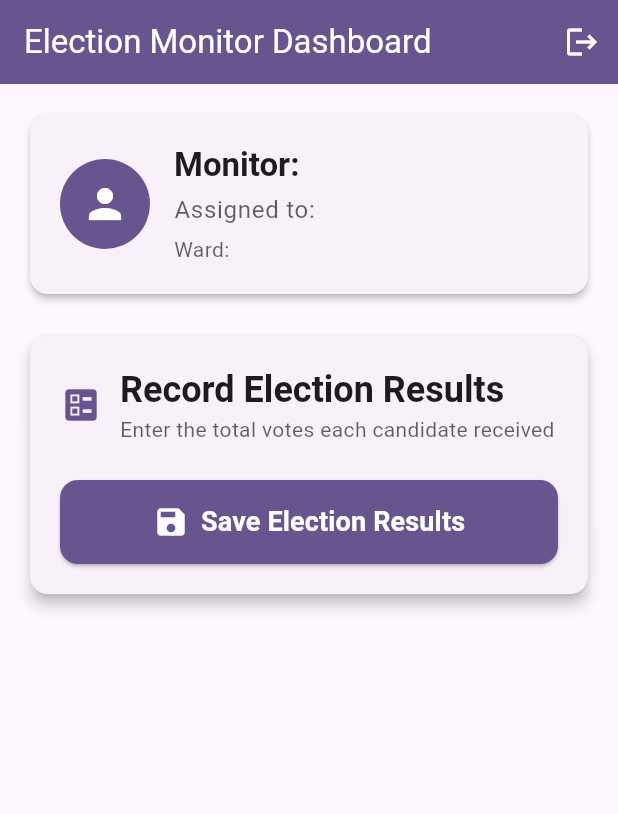
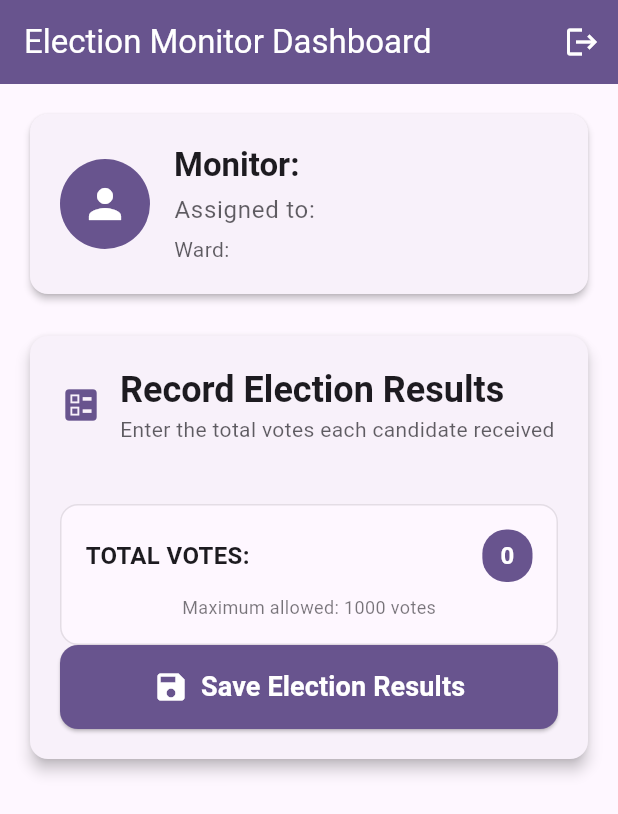
Before and after one commit to ThomJonathan/chizimbadms, a Flutter app: the MonitorHomePage screen opened directly with empty values, on a phone screen of 412 x 824 dp. Shown: the top 814 px of the screen. Run offline on Flutter 3.47's test engine with Material 3 defaults, Android fonts, the phone set to English and light mode, and no system bars; our stand-ins replace dotted_border, supabase_flutter; accounts and stored records are empty.

Commit message:
added a check so that total votes should not exceed 1000 votes

```diff
--- a/lib/Monitor/monitor_home_page.dart
+++ b/lib/Monitor/monitor_home_page.dart
@@ -72,6 +72,10 @@ class _MonitorHomePageState extends State<MonitorHomePage>
       // Initialize controllers for each candidate
       for (var candidate in _candidates) {
         _totalVotesControllers[candidate['id'].toString()] = TextEditingController(text: '0');
+        // Add listener to update UI when text changes
+        _totalVotesControllers[candidate['id'].toString()]!.addListener(() {
+          setState(() {}); // Trigger rebuild to update total votes display
+        });
       }
 
       // Load polling station assigned to this monitor
@@ -109,6 +113,13 @@ class _MonitorHomePageState extends State<MonitorHomePage>
 
   Future<void> _saveResults() async {
     if (!_formKey.currentState!.validate()) return;
+
+    // Validate total votes limit
+    final totalValidationError = _validateTotalVotesLimit();
+    if (totalValidationError != null) {
+      _showSnack(totalValidationError, true);
+      return;
+    }
 
     // Show confirmation dialog
     final bool? confirmed = await _showConfirmationDialog();
@@ -229,6 +240,12 @@ class _MonitorHomePageState extends State<MonitorHomePage>
     for (int i = 0; i < _candidates.length; i++) {
       final candidateId = _candidates[i]['id'].toString();
       totalAllCandidates += int.tryParse(_totalVotesControllers[candidateId]?.text ?? '0') ?? 0;
+    }
+
+    // Check if total exceeds 1000
+    if (totalAllCandidates > 1000) {
+      _showSnack('Total votes cannot exceed 1000. Current total: $totalAllCandidates', true);
+      return false;
     }
 
     return showDialog<bool>(
@@ -373,6 +390,26 @@ class _MonitorHomePageState extends State<MonitorHomePage>
     return null;
   }
 
+  // Method to calculate total votes from all candidates
+  int _calculateTotalVotes() {
+    int total = 0;
+    for (var candidate in _candidates) {
+      final candidateId = candidate['id'].toString();
+      final votes = int.tryParse(_totalVotesControllers[candidateId]?.text ?? '0') ?? 0;
+      total += votes;
+    }
+    return total;
+  }
+
+  // Method to validate if total votes exceed 1000
+  String? _validateTotalVotesLimit() {
+    final total = _calculateTotalVotes();
+    if (total > 1000) {
+      return 'Total votes cannot exceed 1000. Current total: $total';
+    }
+    return null;
+  }
+
   Widget _buildResultsEntryForm() {
     return Card(
       elevation: 4,
@@ -485,11 +522,85 @@ class _MonitorHomePageState extends State<MonitorHomePage>
                 ),
               ],
 
+              // Total votes display and validation
+              SizedBox(height: 16),
+              Container(
+                padding: EdgeInsets.all(16),
+                decoration: BoxDecoration(
+                  color: Theme.of(context).colorScheme.surface,
+                  borderRadius: BorderRadius.circular(12),
+                  border: Border.all(
+                    color: _validateTotalVotesLimit() != null
+                        ? Colors.red.withOpacity(0.5)
+                        : Theme.of(context).colorScheme.outline.withOpacity(0.2),
+                  ),
+                ),
+                child: Column(
+                  children: [
+                    Row(
+                      mainAxisAlignment: MainAxisAlignment.spaceBetween,
+                      children: [
+                        Text(
+                          'TOTAL VOTES:',
+                          style: TextStyle(
+                            fontWeight: FontWeight.bold,
+                            fontSize: 16,
+                          ),
+                        ),
+                        Container(
+                          padding: EdgeInsets.symmetric(horizontal: 12, vertical: 6),
+                          decoration: BoxDecoration(
+                            color: _validateTotalVotesLimit() != null
+                                ? Colors.red
+                                : Theme.of(context).colorScheme.primary,
+                            borderRadius: BorderRadius.circular(16),
+                          ),
+                          child: Text(
+                            '${_calculateTotalVotes()}',
+                            style: TextStyle(
+                              color: Colors.white,
+                              fontWeight: FontWeight.bold,
+                              fontSize: 16,
+                            ),
+                          ),
+                        ),
+                      ],
+                    ),
+                    if (_validateTotalVotesLimit() != null) ...[
+                      SizedBox(height: 8),
+                      Row(
+                        children: [
+                          Icon(Icons.error_outline, color: Colors.red, size: 20),
+                          SizedBox(width: 8),
+                          Expanded(
+                            child: Text(
+                              _validateTotalVotesLimit()!,
+                              style: TextStyle(
+                                color: Colors.red,
+                                fontWeight: FontWeight.w500,
+                              ),
+                            ),
+                          ),
+                        ],
+                      ),
+                    ],
+                    SizedBox(height: 8),
+                    Text(
+                      'Maximum allowed: 1000 votes',
+                      style: TextStyle(
+                        color: Theme.of(context).colorScheme.onSurface.withOpacity(0.6),
+                        fontSize: 12,
+                      ),
+                    ),
+                  ],
+                ),
+              ),
+
               // Save button
               SizedBox(
                 height: 56,
                 child: ElevatedButton(
-                  onPressed: _loading ? null : _saveResults,
+                  onPressed: (_loading || _validateTotalVotesLimit() != null) ? null : _saveResults,
                   style: ElevatedButton.styleFrom(
                     backgroundColor: Theme.of(context).colorScheme.primary,
                     foregroundColor: Colors.white,
```
